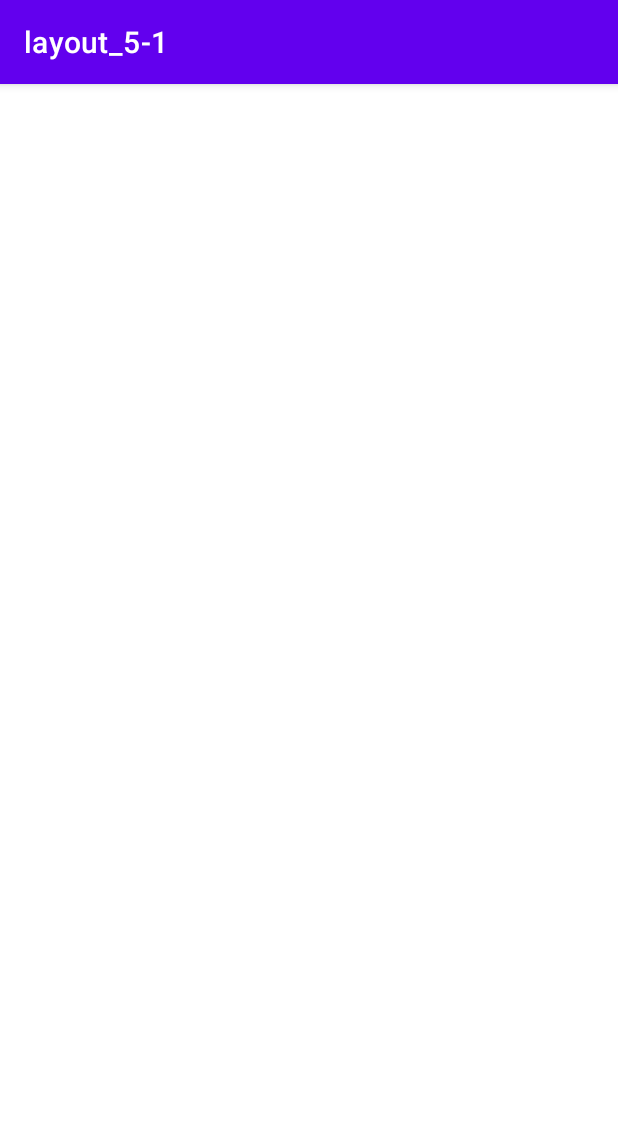
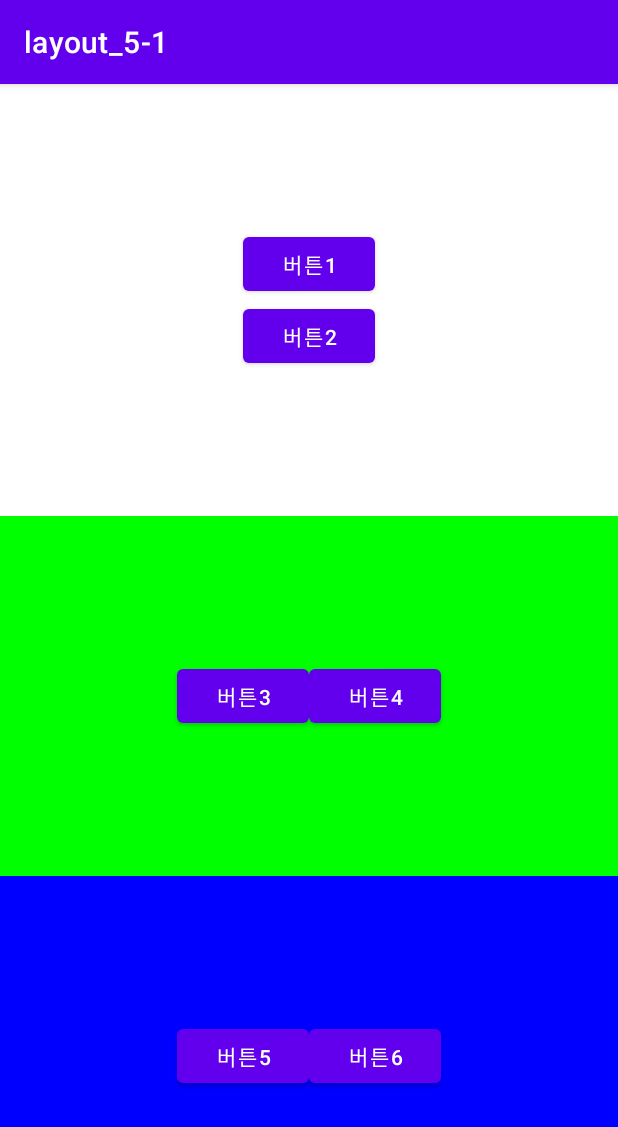
Before and after one commit to thalals/AndroidStudio_Study, an Android app: the screen it shows after launch (MainActivity), on a phone screen of 412 x 824 dp. Shown: the top 1127 px of the screen. Run offline under Robolectric (Android 15) with nearby library versions, the phone set to English and light mode, and no system bars.

Commit message:
[UPD] layout weight

```diff
--- a/androidstudio_school/layout_51/app/src/main/res/layout/activity_main.xml
+++ b/androidstudio_school/layout_51/app/src/main/res/layout/activity_main.xml
@@ -4,34 +4,64 @@
     xmlns:tools="http://schemas.android.com/tools"
     android:layout_width="match_parent"
     android:layout_height="match_parent"
-    android:gravity="bottom|right"
     android:orientation="vertical"
     tools:context=".MainActivity">
 
-    <Button
-        android:layout_width="wrap_content"
+    <LinearLayout
+        android:layout_width="match_parent"
         android:layout_height="wrap_content"
-        android:text="Button" />
+        android:gravity="center"
+        android:orientation="vertical"
+        android:layout_weight="1">
 
-    <TextView
-        android:layout_width="wrap_content"
+        <Button
+            android:text="버튼1"
+            android:layout_height="wrap_content"
+            android:layout_width="wrap_content"/>
+
+        <Button
+            android:text="버튼2"
+            android:layout_height="wrap_content"
+            android:layout_width="wrap_content" />
+    </LinearLayout>
+
+    <LinearLayout
+        android:layout_width="match_parent"
         android:layout_height="wrap_content"
-        android:text="TextView"
-        app:layout_constraintBottom_toBottomOf="parent"
-        app:layout_constraintLeft_toLeftOf="parent"
-        app:layout_constraintRight_toRightOf="parent"
-        app:layout_constraintTop_toTopOf="parent" />
+        android:background="#00FF00"
+        android:gravity="center"
+        android:orientation="horizontal"
+        android:layout_weight="1">
 
-    <CheckBox
-        android:layout_width="wrap_content"
+        <Button
+            android:text="버튼3"
+            android:layout_height="wrap_content"
+            android:layout_width="wrap_content"/>
+
+        <Button
+            android:text="버튼4"
+            android:layout_height="wrap_content"
+            android:layout_width="wrap_content" />
+    </LinearLayout>
+
+    <LinearLayout
+        android:layout_width="match_parent"
         android:layout_height="wrap_content"
-        android:text="CheckBox" />
+        android:background="#0000FF"
+        android:gravity="center"
+        android:orientation="horizontal"
+        android:layout_weight="1">
 
-    <RadioButton
-        android:layout_width="wrap_content"
-        android:layout_height="wrap_content"
-        android:text="RadioButton" />
+        <Button
+            android:text="버튼5"
+            android:layout_height="wrap_content"
+            android:layout_width="wrap_content"/>
 
-    <Switch android:text="Switch" />
+        <Button
+            android:text="버튼6"
+            android:layout_height="wrap_content"
+            android:layout_width="wrap_content" />
+    </LinearLayout>
+
 
 </LinearLayout>
```
